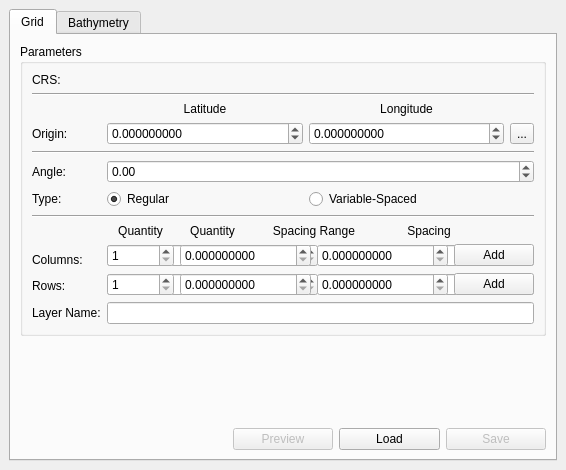
Old version of the form mohid_qgis_dockwidget_base.ui in the repository Mohid-Water-Modelling-System/MOHID_QGIS.
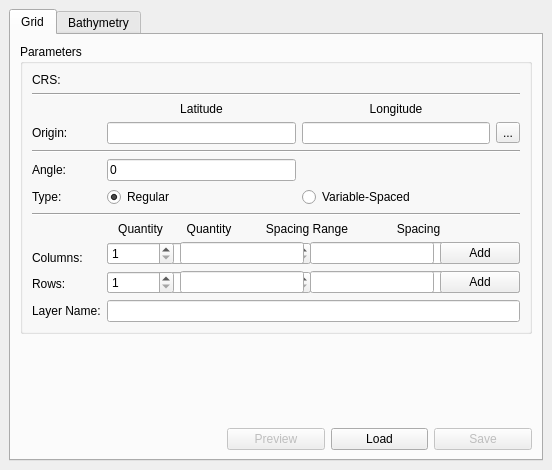
New version of the form. Custom widgets are drawn as their Qt base class.

Commit message: Add validators and check if form is filled

The edit to the form file:
```diff
--- a/mohid_qgis_dockwidget_base.ui
+++ b/mohid_qgis_dockwidget_base.ui
@@ -129,26 +129,6 @@
                                                                 </property>
                                                             </widget>
                                                         </item>
-                                                        <item row="1" column="2">
-                                                            <widget class="QDoubleSpinBox" name="doubleSpinBoxRegularColumnsSpacing">
-                                                                <property name="decimals">
-                                                                    <number>9</number>
-                                                                </property>
-                                                                <property name="maximum">
-                                                                    <double>999999999.000000000000000</double>
-                                                                </property>
-                                                            </widget>
-                                                        </item>
-                                                        <item row="2" column="2">
-                                                            <widget class="QDoubleSpinBox" name="doubleSpinBoxRegularRowsSpacing">
-                                                                <property name="decimals">
-                                                                    <number>9</number>
-                                                                </property>
-                                                                <property name="maximum">
-                                                                    <double>999999999.000000000000000</double>
-                                                                </property>
-                                                            </widget>
-                                                        </item>
                                                         <item row="2" column="1">
                                                             <widget class="QSpinBox" name="spinBoxRegularRowsQuantity">
                                                                 <property name="minimum">
@@ -179,6 +159,26 @@
                                                                 </property>
                                                             </widget>
                                                         </item>
+              <item row="1" column="2">
+               <widget class="QLineEdit" name="lineEditRegularColumnsSpacing">
+                <property name="sizePolicy">
+                 <sizepolicy hsizetype="Minimum" vsizetype="Fixed">
+                  <horstretch>0</horstretch>
+                  <verstretch>0</verstretch>
+                 </sizepolicy>
+                </property>
+               </widget>
+              </item>
+              <item row="2" column="2">
+               <widget class="QLineEdit" name="lineEditRegularRowsSpacing">
+                <property name="sizePolicy">
+                 <sizepolicy hsizetype="Minimum" vsizetype="Fixed">
+                  <horstretch>0</horstretch>
+                  <verstretch>0</verstretch>
+                 </sizepolicy>
+                </property>
+               </widget>
+              </item>
                                                     </layout>
                                                 </widget>
                                             </item>
@@ -212,32 +212,6 @@
                                                     </property>
                                                 </widget>
                                             </item>
-                                            <item row="3" column="1">
-                                                <widget class="QDoubleSpinBox" name="doubleSpinBoxOriginLatitude">
-                                                    <property name="decimals">
-                                                        <number>9</number>
-                                                    </property>
-                                                    <property name="minimum">
-                                                        <double>-999999999.000000000000000</double>
-                                                    </property>
-                                                    <property name="maximum">
-                                                        <double>999999999.000000000000000</double>
-                                                    </property>
-                                                </widget>
-                                            </item>
-                                            <item row="3" column="2">
-                                                <widget class="QDoubleSpinBox" name="doubleSpinBoxOriginLongitude">
-                                                    <property name="decimals">
-                                                        <number>9</number>
-                                                    </property>
-                                                    <property name="minimum">
-                                                        <double>-999999999.000000000000000</double>
-                                                    </property>
-                                                    <property name="maximum">
-                                                        <double>999999999.000000000000000</double>
-                                                    </property>
-                                                </widget>
-                                            </item>
                                             <item row="4" column="0" colspan="4">
                                                 <widget class="Line" name="line_2">
                                                     <property name="orientation">
@@ -245,16 +219,6 @@
                                                     </property>
                                                 </widget>
                                             </item>
-                                            <item row="5" column="1" colspan="3">
-                                                <widget class="QDoubleSpinBox" name="doubleSpinBoxAngle">
-                                                    <property name="minimum">
-                                                        <double>-999.000000000000000</double>
-                                                    </property>
-                                                    <property name="maximum">
-                                                        <double>999.000000000000000</double>
-                                                    </property>
-                                                </widget>
-                                            </item>
                                             <item row="0" column="1" colspan="3">
                                                 <widget class="QgsProjectionSelectionWidget" name="mQgsProjectionSelectionWidget" />
                                             </item>
@@ -362,46 +326,6 @@
                                                                 </property>
                                                             </widget>
                                                         </item>
-                                                        <item row="2" column="3">
-                                                            <widget class="QDoubleSpinBox" name="doubleSpinBoxVariableSpacedColumnsSpacingEnd">
-                                                                <property name="decimals">
-                                                                    <number>9</number>
-                                                                </property>
-                                                                <property name="maximum">
-                                                                    <double>999999999.000000000000000</double>
-                                                                </property>
-                                                            </widget>
-                                                        </item>
-                                                        <item row="3" column="3">
-                                                            <widget class="QDoubleSpinBox" name="doubleSpinBoxVariableSpacedRowsSpacingEnd">
-                                                                <property name="decimals">
-                                                                    <number>9</number>
-                                                                </property>
-                                                                <property name="maximum">
-                                                                    <double>999999999.000000000000000</double>
-                                                                </property>
-                                                            </widget>
-                                                        </item>
-                                                        <item row="2" column="2">
-                                                            <widget class="QDoubleSpinBox" name="doubleSpinBoxVariableSpacedColumnsSpacingStart">
-                                                                <property name="decimals">
-                                                                    <number>9</number>
-                                                                </property>
-                                                                <property name="maximum">
-                                                                    <double>999999999.000000000000000</double>
-                                                                </property>
-                                                            </widget>
-                                                        </item>
-                                                        <item row="3" column="2">
-                                                            <widget class="QDoubleSpinBox" name="doubleSpinBoxVariableSpacedRowsSpacingStart">
-                                                                <property name="decimals">
-                                                                    <number>9</number>
-                                                                </property>
-                                                                <property name="maximum">
-                                                                    <double>999999999.000000000000000</double>
-                                                                </property>
-                                                            </widget>
-                                                        </item>
                                                         <item row="2" column="1">
                                                             <widget class="QSpinBox" name="spinBoxVariableSpacedColumnsQuantity">
                                                                 <property name="minimum">
@@ -422,6 +346,32 @@
                                                                 </property>
                                                             </widget>
                                                         </item>
+              <item row="2" column="2">
+               <widget class="QLineEdit" name="lineEditVariableSpacedColumnsSpacingStart">
+                <property name="sizePolicy">
+                 <sizepolicy hsizetype="Minimum" vsizetype="Fixed">
+                  <horstretch>0</horstretch>
+                  <verstretch>0</verstretch>
+                 </sizepolicy>
+                </property>
+               </widget>
+              </item>
+              <item row="2" column="3">
+               <widget class="QLineEdit" name="lineEditVariableSpacedColumnsSpacingEnd">
+                <property name="sizePolicy">
+                 <sizepolicy hsizetype="Minimum" vsizetype="Fixed">
+                  <horstretch>0</horstretch>
+                  <verstretch>0</verstretch>
+                 </sizepolicy>
+                </property>
+               </widget>
+              </item>
+              <item row="3" column="3">
+               <widget class="QLineEdit" name="lineEditVariableSpacedRowsSpacingEnd"/>
+              </item>
+              <item row="3" column="2">
+               <widget class="QLineEdit" name="lineEditVariableSpacedRowsSpacingStart"/>
+              </item>
                                                     </layout>
                                                 </widget>
                                             </item>
@@ -477,6 +427,45 @@
                                                     </property>
                                                 </widget>
                                             </item>
+           <item row="3" column="1">
+            <widget class="QLineEdit" name="lineEditOriginLatitude">
+             <property name="sizePolicy">
+              <sizepolicy hsizetype="Minimum" vsizetype="Fixed">
+               <horstretch>0</horstretch>
+               <verstretch>0</verstretch>
+              </sizepolicy>
+             </property>
+             <property name="text">
+              <string/>
+             </property>
+            </widget>
+           </item>
+           <item row="3" column="2">
+            <widget class="QLineEdit" name="lineEditOriginLongitude">
+             <property name="sizePolicy">
+              <sizepolicy hsizetype="Minimum" vsizetype="Fixed">
+               <horstretch>0</horstretch>
+               <verstretch>0</verstretch>
+              </sizepolicy>
+             </property>
+             <property name="text">
+              <string/>
+             </property>
+            </widget>
+           </item>
+           <item row="5" column="1">
+            <widget class="QLineEdit" name="lineEditAngle">
+             <property name="sizePolicy">
+              <sizepolicy hsizetype="Minimum" vsizetype="Fixed">
+               <horstretch>0</horstretch>
+               <verstretch>0</verstretch>
+              </sizepolicy>
+             </property>
+             <property name="text">
+              <string>0</string>
+             </property>
+            </widget>
+           </item>
                                         </layout>
                                     </widget>
                                 </item>
```
Left out of the diff: 17 changed lines with no effect on the pictures. Lines whose indentation alone changed are shown as unchanged. The commit also changes 1 other file.
